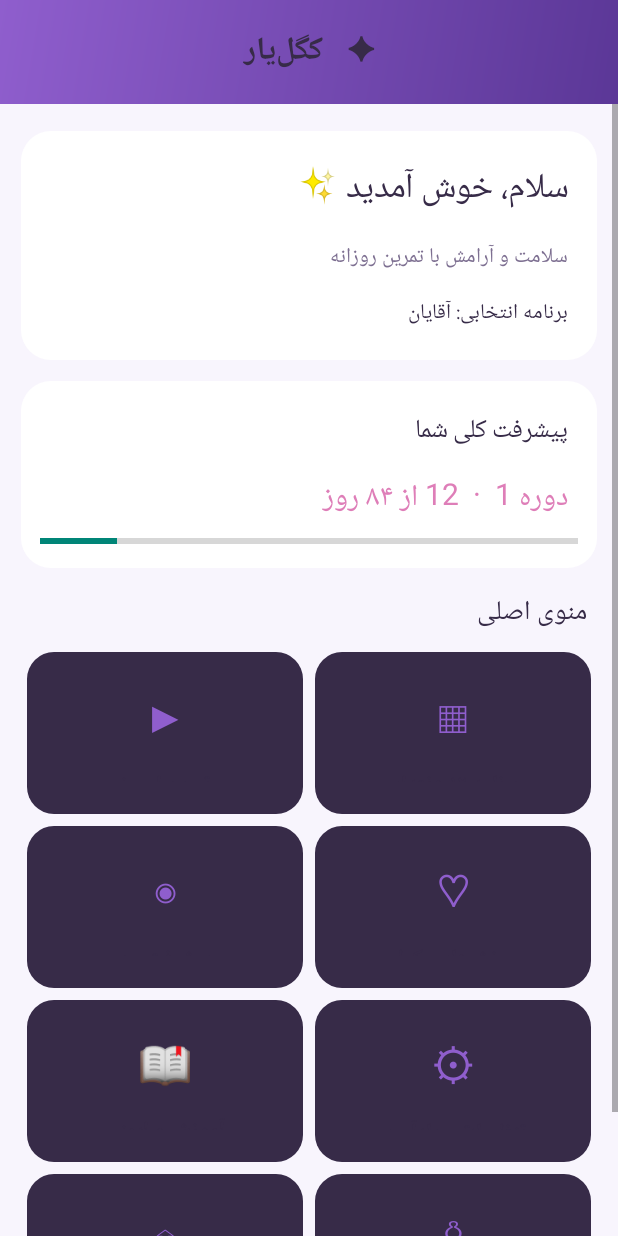
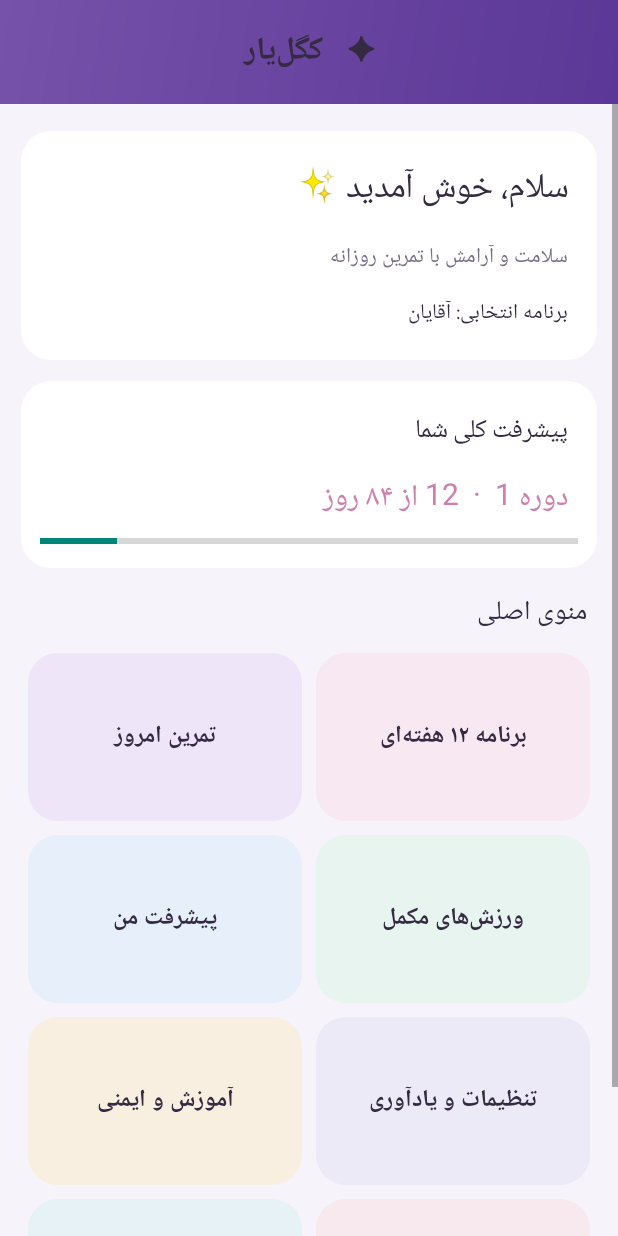
Before and after one commit to mehdisoltandoost-maker/KegelYar, an Android app: the screen it shows after launch (MainActivity), after a tap on "ثبت و شروع برنامه", on a phone screen of 412 x 824 dp. Run offline under Robolectric (Android 15) with nearby library versions, the phone set to English and light mode, and no system bars; 3 other taps on this screen came first.

Commit message:
Update MainActivity.java

```diff
--- a/app/src/main/java/com/kegelyar/app/MainActivity.java
+++ b/app/src/main/java/com/kegelyar/app/MainActivity.java
@@ -40,13 +40,13 @@ import java.util.Map;
 
 public class MainActivity extends Activity {
 
-    private final int BG = Color.rgb(248, 245, 253);
+    private final int BG = Color.rgb(246, 243, 251);
     private final int CARD = Color.rgb(255, 255, 255);
-    private final int PURPLE = Color.rgb(143, 94, 205);
-    private final int PINK = Color.rgb(222, 126, 184);
-    private final int WHITE = Color.rgb(55, 43, 72);
-    private final int MUTED = Color.rgb(125, 111, 145);
-    private final int GREEN = Color.rgb(65, 160, 125);
+    private final int PURPLE = Color.rgb(119, 82, 170);
+    private final int PINK = Color.rgb(205, 128, 174);
+    private final int WHITE = Color.rgb(52, 43, 66);
+    private final int MUTED = Color.rgb(119, 109, 135);
+    private final int GREEN = Color.rgb(72, 145, 125);
 
     private LinearLayout root, content;
     private TextView stepTitle, stepDescription;
@@ -505,11 +505,17 @@ public class MainActivity extends Activity {
         if (!soundEnabled || tts == null || !ttsReady) return;
         try {
             int result = tts.setLanguage(Locale.US);
-            if (result < TextToSpeech.LANG_AVAILABLE) {
-                tts.setLanguage(Locale.forLanguageTag("en-US"));
-            }
-            tts.setSpeechRate(0.90f);
-            int spoken = tts.speak(contraction ? "HOLD" : "RELAX",
+            if (result == TextToSpeech.LANG_MISSING_DATA ||
+                    result == TextToSpeech.LANG_NOT_SUPPORTED) {
+                result = tts.setLanguage(Locale.UK);
+            }
+            if (result == TextToSpeech.LANG_MISSING_DATA ||
+                    result == TextToSpeech.LANG_NOT_SUPPORTED) {
+                restorePersianTts();
+                return;
+            }
+            tts.setSpeechRate(0.82f);
+            int spoken = tts.speak(contraction ? "Hold" : "Relax",
                     TextToSpeech.QUEUE_FLUSH, null, "kegelyar_english_cue");
             if (spoken == TextToSpeech.ERROR) restorePersianTts();
         } catch (Exception ignored) {
@@ -793,35 +799,35 @@ public class MainActivity extends Activity {
         tiles.setColumnCount(2);
         tiles.setUseDefaultMargins(false);
         content.addView(tiles, new LinearLayout.LayoutParams(-1, -2));
-        addHomeTile(tiles, "▶", "تمرین امروز", () -> showTodaySessions());
-        addHomeTile(tiles, "▦", "برنامه ۱۲ هفته‌ای", () -> showWeeks());
-        addHomeTile(tiles, "◉", "پیشرفت من", () -> showProgress());
-        addHomeTile(tiles, "♡", "ورزش‌های مکمل", () -> showExercises());
-        addHomeTile(tiles, "📖", "آموزش و ایمنی", () -> showGuide());
-        addHomeTile(tiles, "⚙", "تنظیمات و یادآوری", () -> showSettings());
-        addHomeTile(tiles, "⇧", "پشتیبان سوابق", () -> shareBackup());
-        addHomeTile(tiles, "♙", "تغییر گروه تمرینی", () -> showGender());
+        addHomeTile(tiles, "تمرین امروز", () -> showTodaySessions(), Color.rgb(238, 229, 249));
+        addHomeTile(tiles, "برنامه ۱۲ هفته‌ای", () -> showWeeks(), Color.rgb(248, 232, 242));
+        addHomeTile(tiles, "پیشرفت من", () -> showProgress(), Color.rgb(231, 239, 250));
+        addHomeTile(tiles, "ورزش‌های مکمل", () -> showExercises(), Color.rgb(232, 244, 239));
+        addHomeTile(tiles, "آموزش و ایمنی", () -> showGuide(), Color.rgb(249, 239, 225));
+        addHomeTile(tiles, "تنظیمات و یادآوری", () -> showSettings(), Color.rgb(237, 234, 248));
+        addHomeTile(tiles, "پشتیبان سوابق", () -> shareBackup(), Color.rgb(231, 242, 246));
+        addHomeTile(tiles, "تغییر گروه تمرینی", () -> showGender(), Color.rgb(247, 233, 237));
         if (getTotalCompleted() >= 84) {
             addButton("شروع دوره جدید با حفظ سوابق", () -> startNewCourse());
         }
     }
 
-    private void addHomeTile(GridLayout grid, String icon, String title, Runnable action) {
+    private void addHomeTile(GridLayout grid, String title, Runnable action, int tileColor) {
         LinearLayout tile = new LinearLayout(this);
         tile.setOrientation(LinearLayout.VERTICAL);
         tile.setGravity(Gravity.CENTER);
-        tile.setPadding(dp(8), dp(15), dp(8), dp(15));
-        tile.setBackground(shape(WHITE, 18));
-        TextView symbol = makeText(icon, 30, PURPLE);
-        TextView caption = makeText(title, 14, WHITE);
+        tile.setPadding(dp(10), dp(12), dp(10), dp(12));
+        tile.setBackground(shape(tileColor, 20));
+        TextView caption = makeText(title, 16, WHITE);
         caption.setTypeface(null, Typeface.BOLD);
-        tile.addView(symbol);
-        tile.addView(caption);
+        caption.setGravity(Gravity.CENTER);
+        caption.setMaxLines(2);
+        tile.addView(caption, new LinearLayout.LayoutParams(-1, -1));
         GridLayout.LayoutParams lp = new GridLayout.LayoutParams();
         lp.width = 0;
-        lp.height = dp(108);
+        lp.height = dp(112);
         lp.columnSpec = GridLayout.spec(GridLayout.UNDEFINED, 1f);
-        lp.setMargins(dp(4), dp(4), dp(4), dp(4));
+        lp.setMargins(dp(5), dp(5), dp(5), dp(5));
         grid.addView(tile, lp);
         tile.setOnClickListener(v -> action.run());
     }
@@ -1138,7 +1144,7 @@ public class MainActivity extends Activity {
         playPauseButton.setTextColor(WHITE);
         playPauseButton.setContentDescription("Play");
         playPauseButton.setAllCaps(false);
-        playPauseButton.setBackground(gradient(18));
+        playPauseButton.setBackground(shape(PURPLE, 18));
         LinearLayout.LayoutParams controlLp = new LinearLayout.LayoutParams(0, dp(58), 1f);
         controlLp.setMargins(dp(5), 0, dp(5), 0);
         controls.addView(playPauseButton, controlLp);
@@ -1167,7 +1173,7 @@ public class MainActivity extends Activity {
         pauseButton.setTextColor(WHITE);
         pauseButton.setContentDescription("Pause");
         pauseButton.setAllCaps(false);
-        pauseButton.setBackground(shape(CARD, 18));
+        pauseButton.setBackground(shape(PURPLE, 18));
         controls.addView(pauseButton, new LinearLayout.LayoutParams(0, dp(58), 1f));
         pauseButton.setOnClickListener(v -> pauseStage());
 
```
